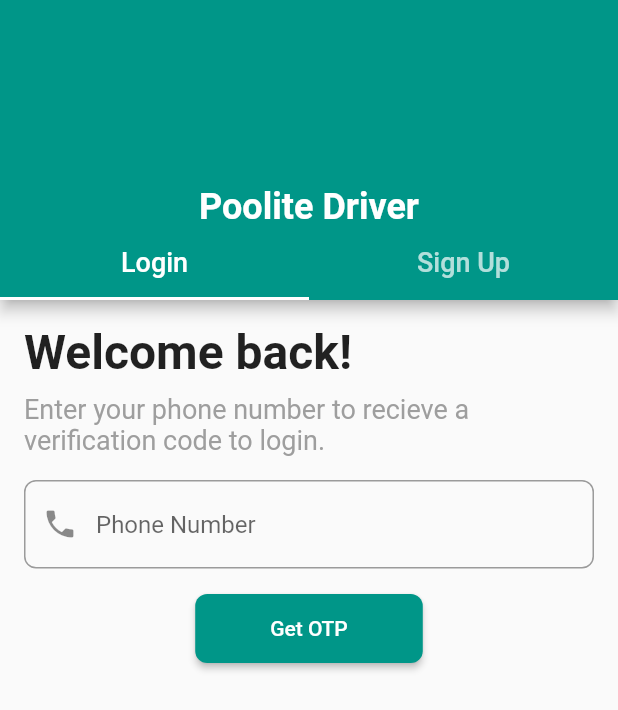
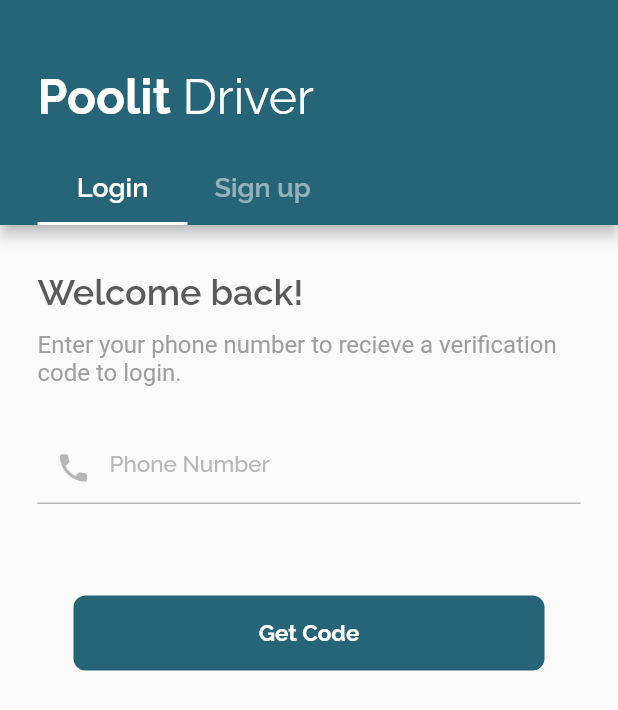
Before and after one commit to ChintanK8080/indapoint_interview_task, a Flutter app: the screen it shows after launch, on a phone screen of 412 x 824 dp. Shown: the top 710 px of the screen. Run offline on Flutter 3.47's test engine with Material 2 defaults, Android fonts, the phone set to English and light mode, and no system bars; our stand-ins replace flutter_svg, google_fonts, otp_text_field.

Commit message:
ui of home page , login page and verification page added

```diff
--- a/lib/view/pages/login_page.dart
+++ b/lib/view/pages/login_page.dart
@@ -1,19 +1,8 @@
 import 'package:flutter/material.dart';
-
-void main() {
-  runApp(MyApp());
-}
-
-class MyApp extends StatelessWidget {
-  const MyApp({super.key});
-
-  @override
-  Widget build(BuildContext context) {
-    return MaterialApp(
-      home: LoginPage(),
-    );
-  }
-}
+import 'package:indapoint_interview_task/app_constants/app_colors.dart';
+import 'package:indapoint_interview_task/app_constants/app_textstyles.dart';
+import 'package:indapoint_interview_task/view/widgets/login_tab.dart';
+import 'package:indapoint_interview_task/view/widgets/signup_tab.dart';
 
 class LoginPage extends StatelessWidget {
   const LoginPage({super.key});
@@ -24,36 +13,52 @@ class LoginPage extends StatelessWidget {
       length: 2,
       child: Scaffold(
         appBar: PreferredSize(
-          preferredSize: const Size.fromHeight(200),
+          preferredSize: const Size.fromHeight(150),
           child: AppBar(
-            backgroundColor: Colors.teal,
+            backgroundColor: AppColors.primaryTeal,
             flexibleSpace: SafeArea(
+              child: Padding(
+                padding: const EdgeInsets.only(left: 25),
                 child: Column(
-                children: const <Widget>[
-                  Spacer(),
-                  Text(
-                    'Poolite Driver',
-                    style: TextStyle(
-                      fontSize: 24,
-                      color: Colors.white,
-                      fontWeight: FontWeight.bold,
+                  crossAxisAlignment: CrossAxisAlignment.start,
+                  children: [
+                    const Spacer(),
+                    RichText(
+                      text: TextSpan(
+                        children: [
+                          TextSpan(
+                              text: "Poolit ",
+                              style: AppTextStyle.appbarTitleStyle1),
+                          TextSpan(
+                            text: "Driver",
+                            style: AppTextStyle.appbarTitleStyle2,
+                          )
+                        ],
                       ),
                     ),
-                  TabBar(
-                    tabs: [
+                    const SizedBox(
+                      height: 18,
+                    ),
+                    SizedBox(
+                      width: 200,
+                      child: TabBar(
+                        tabs: const [
                           Tab(text: 'Login'),
-                      Tab(text: 'Sign Up'),
+                          Tab(text: 'Sign up'),
                         ],
-                    indicatorColor: Colors.white,
-                    labelStyle: TextStyle(fontSize: 18),
+                        unselectedLabelColor: AppColors.white.withOpacity(0.5),
+                        indicatorColor: AppColors.white,
+                        labelStyle: AppTextStyle.tabBarLabel,
+                      ),
                     ),
                   ],
                 ),
               ),
             ),
           ),
-        body: TabBarView(
-          children: <Widget>[
+        ),
+        body: const TabBarView(
+          children: [
             LoginTab(),
             SignUpTab(),
           ],
@@ -62,74 +67,3 @@ class LoginPage extends StatelessWidget {
     );
   }
 }
-
-class LoginTab extends StatelessWidget {
-  const LoginTab({super.key});
-
-  @override
-  Widget build(BuildContext context) {
-    return Padding(
-      padding: const EdgeInsets.all(16.0),
-      child: Column(
-        crossAxisAlignment: CrossAxisAlignment.start,
-        children: <Widget>[
-          const Text(
-            'Welcome back!',
-            style: TextStyle(
-              fontSize: 32,
-              fontWeight: FontWeight.bold,
-            ),
-          ),
-          const SizedBox(height: 8),
-          const Text(
-            'Enter your phone number to recieve a verification code to login.',
-            style: TextStyle(
-              fontSize: 18,
-              color: Colors.grey,
-            ),
-          ),
-          const SizedBox(height: 16),
-          TextField(
-            decoration: InputDecoration(
-              prefixIcon: const Icon(Icons.phone),
-              hintText: 'Phone Number',
-              border: OutlineInputBorder(
-                borderRadius: BorderRadius.circular(8),
-              ),
-            ),
-            keyboardType: TextInputType.phone,
-          ),
-          const SizedBox(height: 16),
-          Center(
-            child: ElevatedButton(
-              onPressed: () {
-                // Handle OTP request
-              },
-              style: ElevatedButton.styleFrom(
-                backgroundColor: Colors.teal,
-                shape: RoundedRectangleBorder(
-                  borderRadius: BorderRadius.circular(8),
-                ),
-                padding:
-                    const EdgeInsets.symmetric(horizontal: 50, vertical: 15),
-              ),
-              child: Text('Get OTP'),
-            ),
-          ),
-        ],
-      ),
-    );
-  }
-}
-
-// Placeholder widget for Sign Up tab
-class SignUpTab extends StatelessWidget {
-  const SignUpTab({super.key});
-
-  @override
-  Widget build(BuildContext context) {
-    return const Center(
-      child: Text('Sign Up Tab'),
-    );
-  }
-}
--- /dev/null
+++ b/lib/view/widgets/custom_button.dart
@@ -0,0 +1,28 @@
+import 'package:flutter/material.dart';
+import 'package:indapoint_interview_task/app_constants/app_colors.dart';
+import 'package:indapoint_interview_task/app_constants/app_textstyles.dart';
+
+class CustomButton extends StatelessWidget {
+  const CustomButton({super.key, required this.child, required this.borderRadius, required this.onClick});
+  final Widget child;
+  final double borderRadius;
+  final Function() onClick;
+
+  @override
+  Widget build(BuildContext context) {
+    return GestureDetector(
+      onTap: onClick,
+      child: Container(
+        height: 50,
+        margin: const EdgeInsets.symmetric(horizontal: 24),
+        width: double.infinity,
+        alignment: Alignment.center,
+        decoration: BoxDecoration(
+          borderRadius: BorderRadius.circular(borderRadius),
+          color: AppColors.primaryTeal,
+        ),
+        child:child
+      ),
+    );
+  }
+}
--- /dev/null
+++ b/lib/view/widgets/login_tab.dart
@@ -0,0 +1,64 @@
+import 'package:flutter/material.dart';
+import 'package:indapoint_interview_task/app_constants/app_colors.dart';
+import 'package:indapoint_interview_task/app_constants/app_textstyles.dart';
+import 'package:indapoint_interview_task/view/widgets/custom_button.dart';
+
+class LoginTab extends StatelessWidget {
+  const LoginTab({super.key});
+
+  @override
+  Widget build(BuildContext context) {
+    return Padding(
+      padding: const EdgeInsets.symmetric(horizontal: 25),
+      child: Column(
+        crossAxisAlignment: CrossAxisAlignment.start,
+        children: <Widget>[
+          const SizedBox(
+            height: 30,
+          ),
+          Text(
+            'Welcome back!',
+            style: AppTextStyle.titleText,
+          ),
+          const SizedBox(
+            height: 12,
+          ),
+          const Text(
+            'Enter your phone number to recieve a verification code to login.',
+            style: TextStyle(
+              fontSize: 16,
+              fontWeight: FontWeight.w400,
+              color: Colors.grey,
+            ),
+          ),
+          const SizedBox(height: 30),
+          TextField(
+            decoration: InputDecoration(
+              prefixIcon: const Icon(
+                Icons.phone,
+                color: AppColors.hintTextGray,
+              ),
+              hintText: 'Phone Number',
+              hintStyle: AppTextStyle.hintTextStyle,
+              enabledBorder: const UnderlineInputBorder(
+                  borderSide: BorderSide(color: AppColors.hintTextGray)),
+              border: const UnderlineInputBorder(
+                  borderSide: BorderSide(color: AppColors.hintTextGray)),
+            ),
+            keyboardType: TextInputType.phone,
+          ),
+          const SizedBox(height: 61),
+          Flexible(
+              child: CustomButton(
+            onClick: () {},
+            borderRadius: 8,
+            child: Text(
+              'Get Code',
+              style: AppTextStyle.buttonText,
+            ),
+          )),
+        ],
+      ),
+    );
+  }
+}
```
Also changed, not shown: lib/view/pages/home_page.dart (added, +150 -0 lines), lib/view/pages/verification_page.dart (added, +98 -0 lines), lib/view/widgets/children_detail_tile.dart (added, +168 -0 lines), lib/view/widgets/signup_tab.dart (added, +12 -0 lines). Lines whose indentation alone changed are shown as unchanged.
